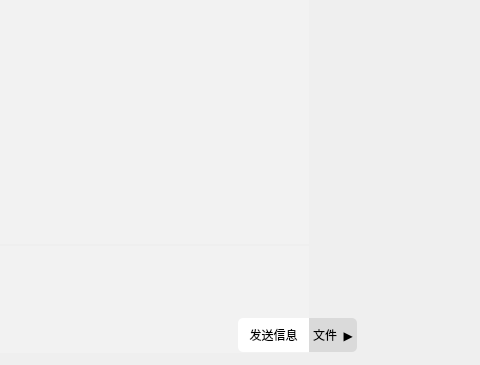
Old version of the form chatwindow.ui in the repository Xinrea/SimpleChat; both pictures show x 220 to 700 and y 135 to 500 of the 700 by 500 pixel window.
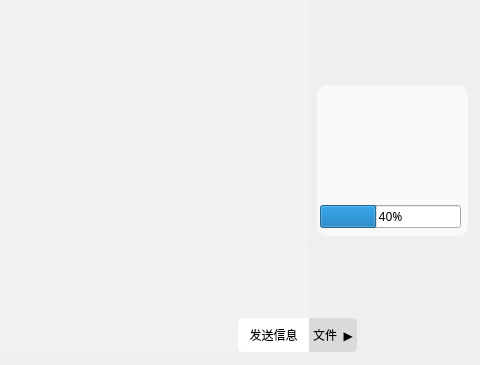
New version of the form. Icons and pictures are not drawn.

Patch:
```diff
--- a/chatwindow.ui
+++ b/chatwindow.ui
@@ -222,27 +222,85 @@
   <widget class="QLabel" name="filenameLabel">
    <property name="geometry">
     <rect>
-     <x>550</x>
-     <y>260</y>
-     <width>71</width>
-     <height>31</height>
+     <x>540</x>
+     <y>230</y>
+     <width>141</width>
+     <height>51</height>
     </rect>
    </property>
+   <property name="styleSheet">
+    <string notr="true">font: 9pt &quot;微软雅黑&quot;;
+color: rgb(255, 255, 255);</string>
+   </property>
    <property name="text">
     <string/>
    </property>
+   <property name="wordWrap">
+    <bool>true</bool>
+   </property>
   </widget>
   <widget class="QLabel" name="fileSizeLabel">
    <property name="geometry">
     <rect>
-     <x>550</x>
-     <y>310</y>
-     <width>71</width>
-     <height>31</height>
+     <x>540</x>
+     <y>290</y>
+     <width>141</width>
+     <height>41</height>
     </rect>
    </property>
+   <property name="styleSheet">
+    <string notr="true">font: 9pt &quot;微软雅黑&quot;;
+color: rgb(255, 255, 255);</string>
+   </property>
    <property name="text">
     <string/>
+   </property>
+   <property name="wordWrap">
+    <bool>true</bool>
+   </property>
+  </widget>
+  <widget class="QLabel" name="FileLabel">
+   <property name="geometry">
+    <rect>
+     <x>537</x>
+     <y>220</y>
+     <width>151</width>
+     <height>151</height>
+    </rect>
+   </property>
+   <property name="styleSheet">
+    <string notr="true">background-color: rgba(255, 255, 255,60%);
+border-radius:10px;</string>
+   </property>
+   <property name="text">
+    <string/>
+   </property>
+  </widget>
+  <widget class="QProgressBar" name="progressBar">
+   <property name="enabled">
+    <bool>true</bool>
+   </property>
+   <property name="geometry">
+    <rect>
+     <x>540</x>
+     <y>340</y>
+     <width>141</width>
+     <height>23</height>
+    </rect>
+   </property>
+   <property name="font">
+    <font>
+     <family>微软雅黑</family>
+    </font>
+   </property>
+   <property name="value">
+    <number>40</number>
+   </property>
+   <property name="textVisible">
+    <bool>true</bool>
+   </property>
+   <property name="orientation">
+    <enum>Qt::Horizontal</enum>
    </property>
   </widget>
   <zorder>label</zorder>
```
Left out of the diff: 14 changed lines with no effect on the pictures.
